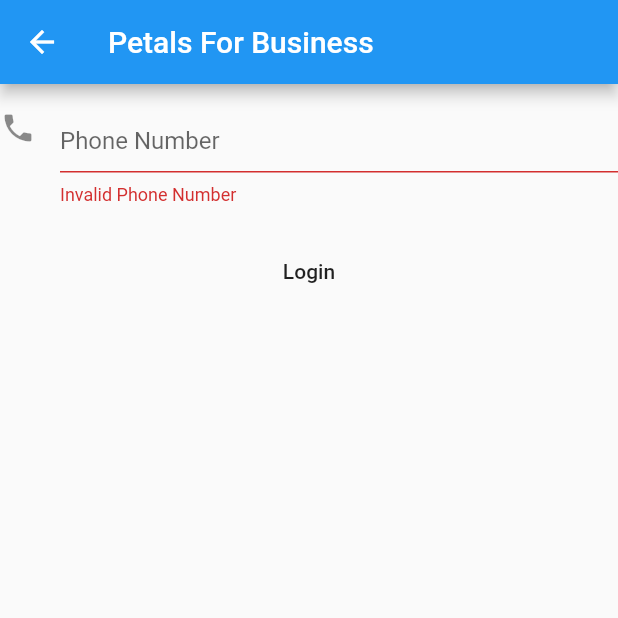
After one commit to yash1200/Petals, a Flutter app: the Login screen opened directly, after a tap on "Login", on a phone screen of 412 x 824 dp, the top half of it. The commit adds this screen. Run offline on Flutter 3.47's test engine with Material 2 defaults, Android fonts, the light colour scheme and no system bars; our stand-ins replace firebase_auth, font_awesome_flutter; missing offline and left inert: qr_code_scanner; accounts and stored records are empty.

Commit message:
Work Started

```diff
--- /dev/null
+++ b/petal_bussiness/lib/Provider/LoginProvider.dart
@@ -0,0 +1,12 @@
+import 'package:flutter/material.dart';
+
+class LoginProvider with ChangeNotifier {
+  String _verifyId;
+
+  String get verifyId => _verifyId;
+
+  void setVerifyId(String value) {
+    _verifyId = value;
+    notifyListeners();
+  }
+}
--- /dev/null
+++ b/petal_bussiness/lib/views/login/Login.dart
@@ -0,0 +1,53 @@
+import 'package:flutter/material.dart';
+import 'package:petal_bussiness/Firebase/LoginFunction.dart';
+
+class Login extends StatefulWidget {
+  @override
+  _LoginState createState() => _LoginState();
+}
+
+class _LoginState extends State<Login> {
+  TextEditingController phoneController = TextEditingController();
+  GlobalKey<FormState> key = GlobalKey<FormState>();
+
+  @override
+  Widget build(BuildContext context) {
+    return Scaffold(
+      appBar: AppBar(
+        title: Text('Petals For Business'),
+      ),
+      body: Form(
+        key: key,
+        child: Column(
+          mainAxisAlignment: MainAxisAlignment.center,
+          mainAxisSize: MainAxisSize.min,
+          children: [
+            TextFormField(
+              controller: phoneController,
+              decoration: InputDecoration(
+                  hintText: '99XXXXXXXX',
+                  labelText: 'Phone Number',
+                  alignLabelWithHint: true,
+                  icon: Icon(Icons.phone)),
+              validator: (value) {
+                if (value.length != 10) return "Invalid Phone Number";
+                return null;
+              },
+            ),
+            SizedBox(
+              height: 20,
+            ),
+            FlatButton(
+              onPressed: () {
+                if (key.currentState.validate()) {
+                  verifyPhoneNumber(phoneController.text, context);
+                }
+              },
+              child: Text('Login'),
+            ),
+          ],
+        ),
+      ),
+    );
+  }
+}
--- a/petal_bussiness/pubspec.yaml
+++ b/petal_bussiness/pubspec.yaml
@@ -24,6 +24,8 @@ dependencies:
   flutter:
     sdk: flutter
   http:
+  firebase_auth:
+  provider:
 
 
   # The following adds the Cupertino Icons font to your application.
```
Also changed, not shown: petal_bussiness/lib/Firebase/LoginFunction.dart (added, +59 -0 lines), petal_bussiness/lib/Model/Restaurant.dart (added, +98 -0 lines), petal_bussiness/lib/main.dart (+12 -7 lines), petal_bussiness/lib/views/HomePage.dart (renamed from petal_bussiness/lib/ui/HomePage.dart), petal_bussiness/pubspec.lock, 3 other files.
